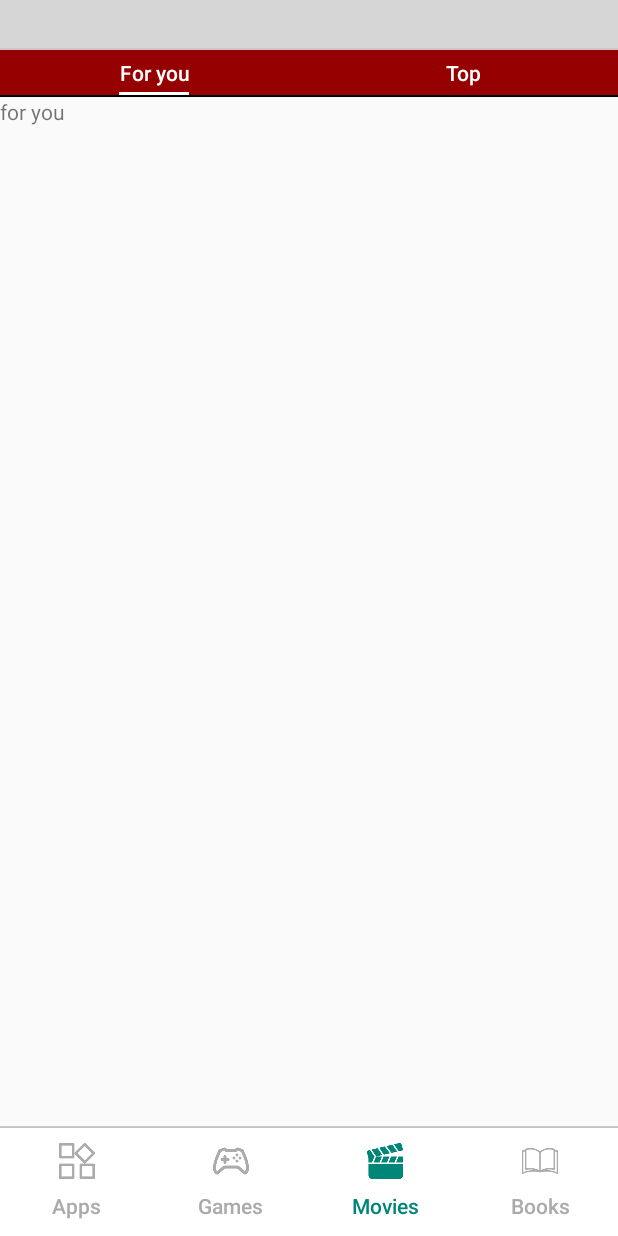
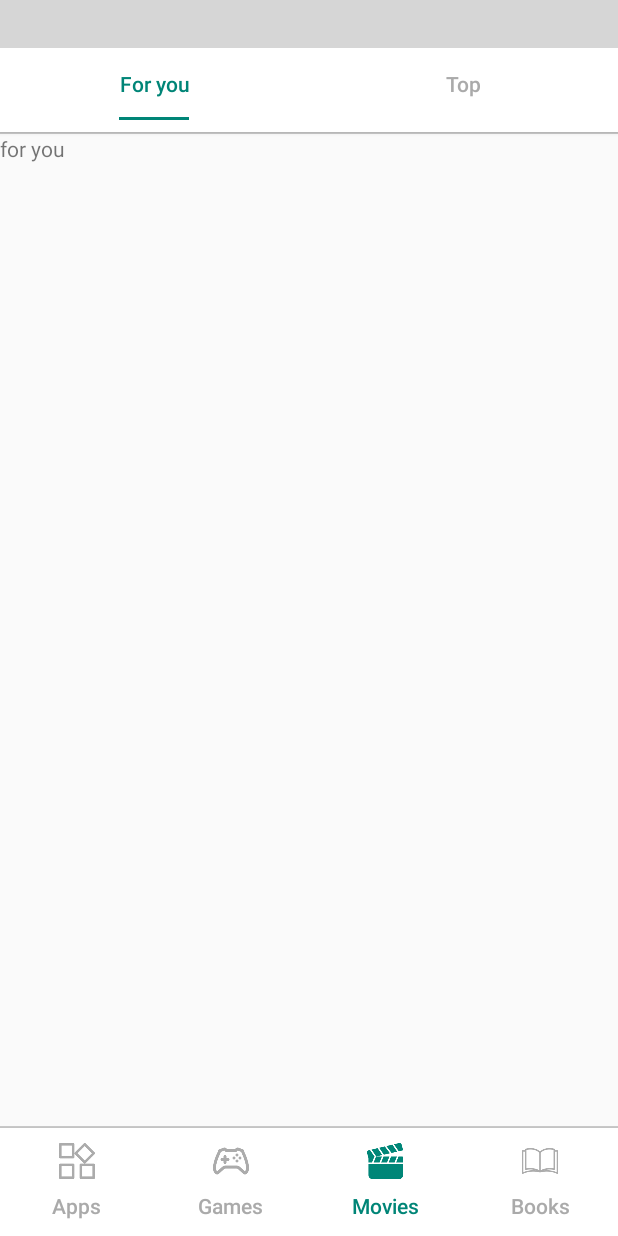
Before and after one commit to abdlrahman-l/PlayStoreApp, an Android app: the screen it shows after launch (MainActivity), item 3 of the bottom bar chosen, on a phone screen of 412 x 824 dp. Run offline under Robolectric (Android 15) with nearby library versions, the phone set to English and light mode, and no system bars; libraries missing offline, so code that uses them is left out: com.lapism.searchview; plain views replace SearchView; 4 statements that could not run were skipped; grey boxes are pictures that could not be loaded.

Commit message:
recycler view layout for top movies

```diff
--- a/app/src/main/res/layout/activity_main.xml
+++ b/app/src/main/res/layout/activity_main.xml
@@ -23,15 +23,8 @@
 
    </RelativeLayout>
 
-    <View
-        android:id="@+id/line_tab_layout"
+    <androidx.viewpager.widget.ViewPager
         android:layout_below="@+id/rlSearch"
-        android:layout_width="match_parent"
-        android:background="@color/grey"
-        android:layout_height="1dp"/>
-
-    <androidx.viewpager.widget.ViewPager
-        android:layout_below="@+id/line_tab_layout"
         android:layout_above="@+id/tabLayout"
         android:id="@+id/viewPager"
         android:layout_width="match_parent"
--- a/app/src/main/res/layout/fragment_movies.xml
+++ b/app/src/main/res/layout/fragment_movies.xml
@@ -13,14 +13,14 @@
         android:layout_alignParentStart="true"
         android:id="@+id/tab_layout_movie"
         android:layout_width="match_parent"
-        android:layout_height="30dp"
+        android:layout_height="wrap_content"
         android:elevation="2dp"
-        android:background="#960000"
+        android:background="@color/white"
         style="@style/MyCustomTabLayout"
         android:minHeight="?android:attr/actionBarSize"
-        app:tabTextColor="@android:color/white"
-        app:tabSelectedTextColor="@android:color/white"
-        app:tabIndicatorColor="@android:color/white"
+        app:tabTextColor="@android:color/darker_gray"
+        app:tabSelectedTextColor="@color/colorPrimary"
+        app:tabIndicatorColor="@color/colorPrimary"
         android:theme="@style/ThemeOverlay.AppCompat.Dark.ActionBar"
         app:tabRippleColor="@null"
         tools:targetApi="LOLLIPOP"
@@ -32,7 +32,7 @@
         android:id="@+id/line_tab_layout"
         android:layout_below="@+id/tab_layout_movie"
         android:layout_width="match_parent"
-        android:background="#000"
+        android:background="@color/grey"
         android:layout_height="1dp"/>
 
     <androidx.viewpager.widget.ViewPager
--- /dev/null
+++ b/app/src/main/res/values/dimens.xml
@@ -0,0 +1,4 @@
+<?xml version="1.0" encoding="utf-8"?>
+<resources>
+    <dimen name="dimen_80dp">80dp</dimen>
+</resources>
```
Also changed, not shown: app/src/main/res/layout/fragment_top.xml (+5 -6 lines), app/src/main/res/layout/recyclerview_top_movies.xml (added, +81 -0 lines), app/src/main/res/drawable/joker.jpg (added).
